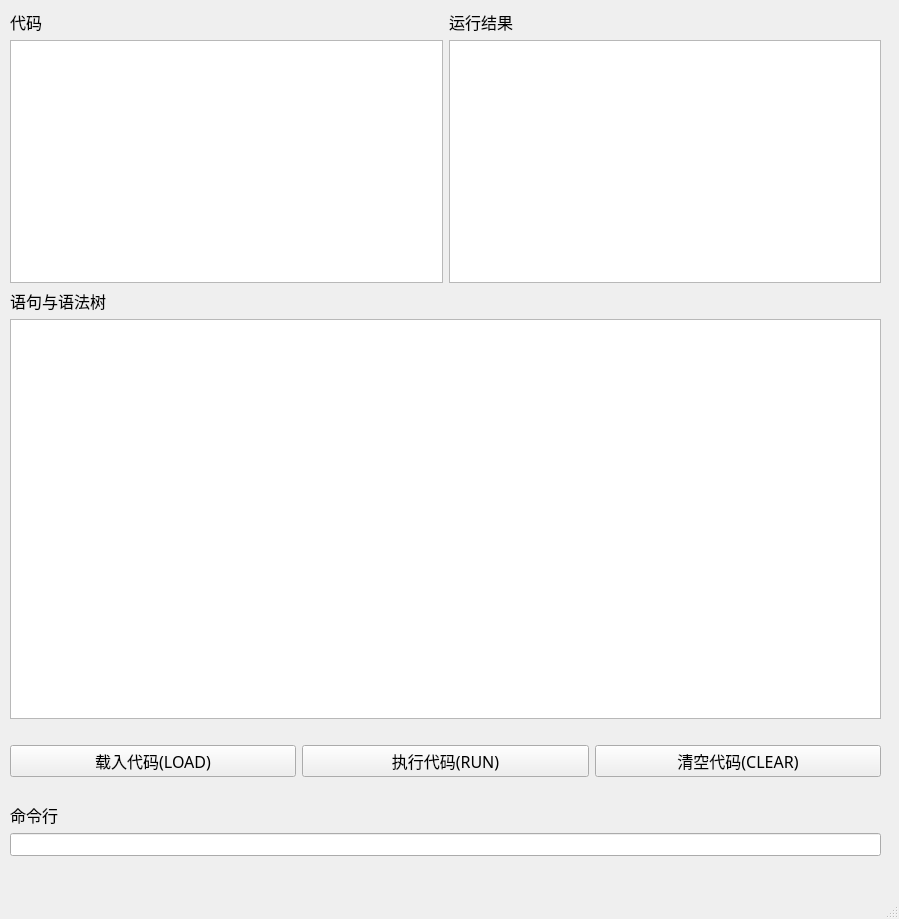
Qt form mainwindow.ui (Gun9niR/Basic) before a commit.
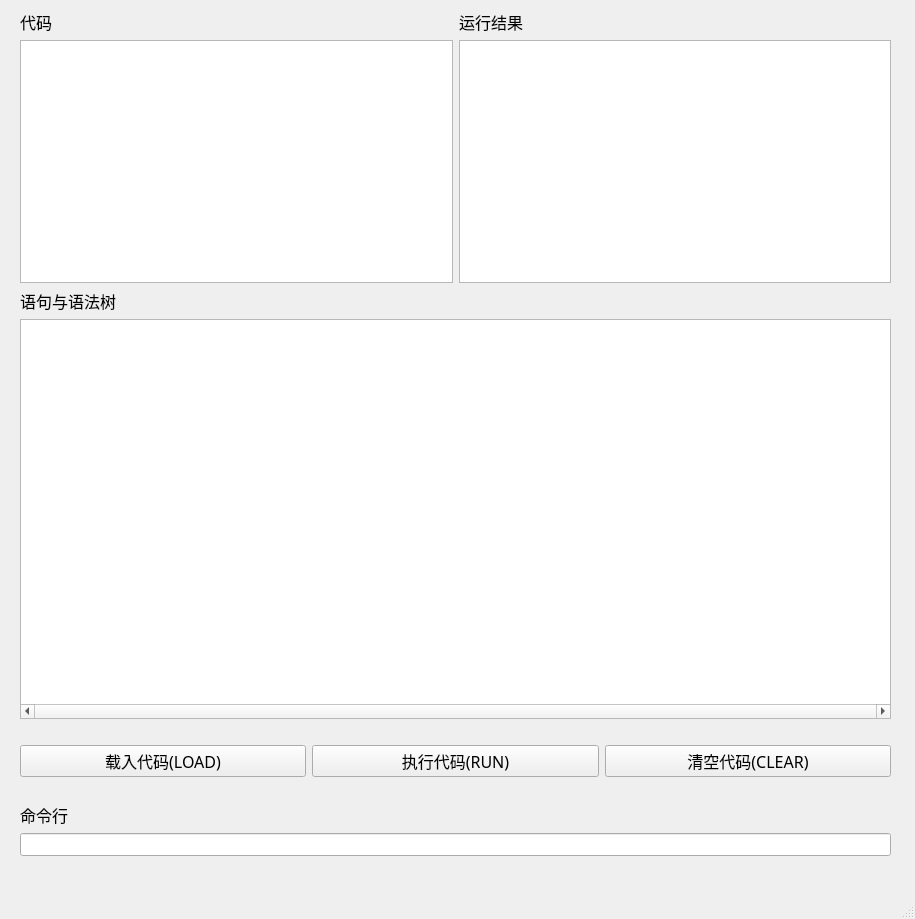
The same form after that commit.

Commit message: disable widget when executing programs

What changed in the file:
```diff
--- a/mainwindow.ui
+++ b/mainwindow.ui
@@ -6,7 +6,7 @@
    <rect>
     <x>0</x>
     <y>0</y>
-    <width>899</width>
+    <width>915</width>
     <height>919</height>
    </rect>
   </property>
@@ -17,7 +17,7 @@
    <widget class="QWidget" name="verticalLayoutWidget">
     <property name="geometry">
      <rect>
-      <x>10</x>
+      <x>20</x>
       <y>10</y>
       <width>871</width>
       <height>846</height>
@@ -49,6 +49,12 @@
              <pointsize>10</pointsize>
             </font>
            </property>
+           <property name="verticalScrollBarPolicy">
+            <enum>Qt::ScrollBarAsNeeded</enum>
+           </property>
+           <property name="horizontalScrollBarPolicy">
+            <enum>Qt::ScrollBarAsNeeded</enum>
+           </property>
           </widget>
          </item>
         </layout>
@@ -76,6 +82,9 @@
              <pointsize>10</pointsize>
             </font>
            </property>
+           <property name="horizontalScrollBarPolicy">
+            <enum>Qt::ScrollBarAsNeeded</enum>
+           </property>
           </widget>
          </item>
         </layout>
@@ -117,6 +126,9 @@
            <pointsize>10</pointsize>
           </font>
          </property>
+         <property name="horizontalScrollBarPolicy">
+          <enum>Qt::ScrollBarAlwaysOn</enum>
+         </property>
         </widget>
        </item>
        <item>
```
Left out of the diff: 2 changed lines with no effect on the pictures. The commit also changes 7 other files.
